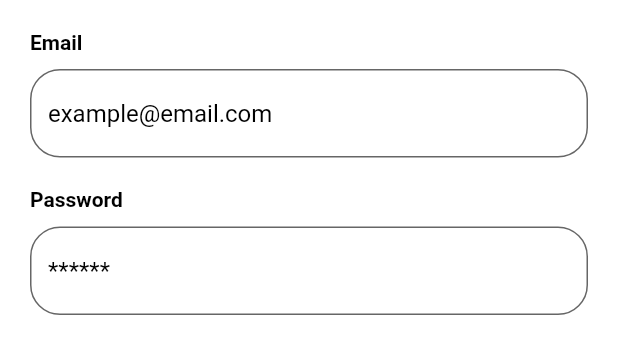
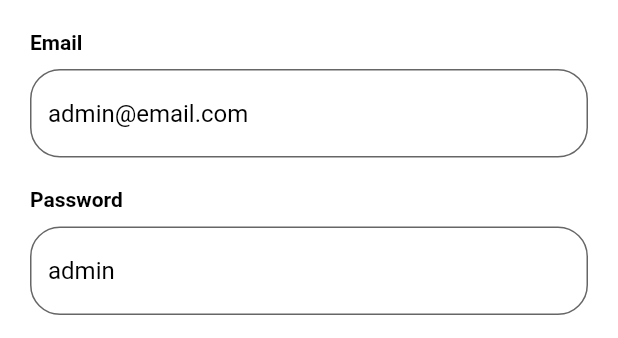
Before and after one commit to DangThanh2010/1_on_1_Learning_MobileApp, a Flutter app: the screen it shows after launch, after a tap on "Sign in", on a phone screen of 412 x 824 dp, the part 234-572 px from its top. Run offline on Flutter 3.47's test engine with Material 2 defaults, Android fonts, the phone set to English and light mode, and no system bars; our stand-ins replace shared_preferences, sqflite; missing offline and left inert: sign_button; accounts and stored records are empty.

Commit message:
Add database to save list tutor, list booking and list comment

```diff
--- a/let_tutor/lib/authentication/sign_in.dart
+++ b/let_tutor/lib/authentication/sign_in.dart
@@ -37,18 +37,18 @@ class _SignInState extends State<SignIn>{
       ),
     );
   }
-  void handleSignIn(){
+  void handleSignIn(Setting setting){
     if(email == "admin@email.com" && password == "admin"){
       setLoginStatus();
     }
     else{
       if(email == "" || password == ""){
-        showSnackBar("Email and password cannot be empty.");
+        showSnackBar(setting.language == "English" ? "Email and password cannot be empty." : 'Email và mật khẩu không được rỗng.');
       }else if(!validateEmail(email)){
-        showSnackBar("The email is not a valid email address.");
+        showSnackBar(setting.language == "English" ? "The email is not a valid email address." : 'Email không đúng định dạng.');
       }
       else{
-        showSnackBar("Email or password incorrectly.");
+        showSnackBar(setting.language == "English" ? "Email or password incorrectly." : 'Email hoặc mật khẩu không đúng.');
       }
     }
   }
@@ -71,10 +71,10 @@ class _SignInState extends State<SignIn>{
               width: 100,
               child: Image.asset('images/logo.png')
             ),
-            TextInput('Email','example@email.com', false, TextInputType.emailAddress, (String value){ setState(() {
+            TextInput('Email','admin@email.com', false, TextInputType.emailAddress, (String value){ setState(() {
               email = value;
             });} ),
-            TextInput(setting.language == "English" ? 'Password' : "Mật khẩu", '******', true, TextInputType.text, (String value){ setState(() {
+            TextInput(setting.language == "English" ? 'Password' : "Mật khẩu", 'admin', true, TextInputType.text, (String value){ setState(() {
               password = value;
             });} ),
             Container(
@@ -87,7 +87,7 @@ class _SignInState extends State<SignIn>{
                 child: Text(setting.language == "English" ? "Forgot Password?" : "Quên mật khẩu?"),
               )
             ),
-            Button(setting.language == "English" ? 'Sign in' : "Đăng nhập", handleSignIn),
+            Button(setting.language == "English" ? 'Sign in' : "Đăng nhập", () { handleSignIn(setting);}),
             SocialSignin(),
 
             Row(
--- a/let_tutor/lib/data/data.dart
+++ b/let_tutor/lib/data/data.dart
@@ -56,8 +56,8 @@ List<FeedbackDTO> listFeedbackDTO = [FeedbackDTO(1, 2, 5, 'Thank you for booking
                                     ];
 
 ListBookingDTO listBookingDTO = ListBookingDTO([BookingDTO(1, 1, DateTime(2021, 11, 28, 8, 0, 0, 0, 0), DateTime(2021, 11, 28, 8, 25, 0, 0, 0), false, false),
-                                              BookingDTO(2, 2, DateTime(2021, 12, 29, 8, 0, 0, 0, 0), DateTime(2021, 12, 29, 8, 30, 0, 0, 0), false, false),
-                                              BookingDTO(3, 3, DateTime(2021, 12, 30, 11, 0, 0, 0, 0), DateTime(2021, 12, 30, 11, 25, 0, 0, 0), false, false),]);
+                                              BookingDTO(2, 2, DateTime(2021, 12, 28, 8, 0, 0, 0, 0), DateTime(2021, 12, 28, 8, 30, 0, 0, 0), false, false),
+                                              BookingDTO(3, 3, DateTime(2021, 12, 29, 7, 5, 0, 0, 0), DateTime(2021, 12, 29, 7, 30, 0, 0, 0), false, false),]);
 
 List<ScheduleDTO> listScheduleDTO = [ScheduleDTO(1, 1, DateTime(2021, 12, 27, 8, 0, 0, 0, 0), DateTime(2021, 12, 27, 8, 30, 0, 0, 0)),
                                     ScheduleDTO(2, 1, DateTime(2021, 12, 27, 10, 15, 0, 0, 0), DateTime(2021, 12, 27, 10, 40, 0, 0, 0)),
--- /dev/null
+++ b/let_tutor/lib/data_access/booking_dao.dart
@@ -0,0 +1,25 @@
+import 'package:let_tutor/data_access/db.dart';
+import 'package:let_tutor/model/booking_dto.dart';
+
+
+class BookingDAO{
+  DB database = DB.instance;
+
+  Future insert(BookingDTO item) async{
+    await database.insert("Booking", item.toMap());
+  }
+
+  Future<List<BookingDTO>> getBookingList() async{
+    List<Map<String, dynamic>>? result = await database.getTable("Booking");
+
+    return List.generate(result!.length, (index) => BookingDTO(result[index]["id"], result[index]["idTutor"], DateTime.parse(result[index]["start"]), DateTime.parse(result[index]["end"]), result[index]["isCancel"] == 1 ? true : false, result[index]["isFeedbacked"] == 1 ? true : false));
+  }
+
+  Future delete(int id) async{
+    await database.delete("Booking", "id = ?", [id]);
+  }
+
+  Future update(int id, BookingDTO item) async{
+    await database.update("Booking", item.toMap(), "id = ?", [id]);
+  }
+}
--- /dev/null
+++ b/let_tutor/lib/data_access/comment_dao.dart
@@ -0,0 +1,24 @@
+import 'package:let_tutor/data_access/db.dart';
+import 'package:let_tutor/model/comment_dto.dart';
+
+class CommentDAO{
+  DB database = DB.instance;
+
+  Future insert(CommentDTO item) async{
+    await database.insert("Comment", item.toMap());
+  }
+
+  Future<List<CommentDTO>> getCommentList() async{
+    List<Map<String, dynamic>>? result = await database.getTable("Comment");
+
+    return List.generate(result!.length, (index) => CommentDTO(result[index]["id"], result[index]["idTutor"], result[index]["star"], result[index]["comment"], DateTime.parse(result[index]["dateTime"])));
+  }
+
+  Future delete(int id) async{
+    await database.delete("Comment", "id = ?", [id]);
+  }
+
+  Future update(int id, CommentDTO item) async{
+    await database.update("Commetn", item.toMap(), "id = ?", [id]);
+  }
+}
--- /dev/null
+++ b/let_tutor/lib/data_access/db.dart
@@ -0,0 +1,52 @@
+import 'dart:async';
+
+import 'package:path/path.dart';
+import 'package:sqflite/sqflite.dart';
+
+class DB{
+  static final DB _db = DB._internal();
+  DB._internal();
+  static DB get instance => _db;
+
+  Database? database;
+  final databaseName = "lettutor.db";
+
+  Future open(String databaseName) async{
+    database = await openDatabase(join(await getDatabasesPath(), databaseName), version: 1,
+      onCreate: (Database db, int version) async{
+        await db.execute("create table Tutor(id integer primary key, avatar text, name text, nation text, isFavourite integer, introduction text, education text, experience text, interests text, profession text)");
+        await db.execute("create table Booking(id integer primary key, idTutor integer, start text, end text, isCancel integer, isFeedbacked integer)");
+        await db.execute("create table Comment(id integer primary key, idTutor integer, star integer, comment text, dateTime text)");
+      });
+  }
+
+  Future insert(String tableName, dynamic item) async{
+    await open(databaseName);
+    await database?.insert(tableName, item);
+    await close();
+  }
+
+  Future<List<Map<String, dynamic>>?> getTable(String tableName) async{
+    await open(databaseName);
+    List<Map<String, dynamic>>? result = await database?.query(tableName);
+    await close();
+
+    return result;
+  }
+
+  Future delete(String tableName, String? where, List<Object?>? whereArgs) async{
+    await open(databaseName);
+    await database?.delete(tableName, where: where, whereArgs: whereArgs);
+    await close();
+  }
+
+  Future update(String tableName, dynamic item, String? where, List<Object?>? whereArgs) async{
+    await open(databaseName);
+    await database?.update(tableName, item, where: where, whereArgs: whereArgs);
+    await close();
+  }
+
+  Future close() async{
+    database?.close();
+  }
+}
--- /dev/null
+++ b/let_tutor/lib/data_access/tutor_dao.dart
@@ -0,0 +1,24 @@
+import 'package:let_tutor/data_access/db.dart';
+import 'package:let_tutor/model/tutor_dto.dart';
+
+class TutorDAO{
+  DB database = DB.instance;
+
+  Future insert(TutorDTO item) async {
+    await database.insert("Tutor", item.toMap());
+  }
+
+  Future<List<TutorDTO>> getTutorList() async{
+    List<Map<String, dynamic>>? result = await database.getTable("Tutor");
+
+    return List.generate(result!.length, (index) => TutorDTO(result[index]["id"], result[index]["avatar"], result[index]["name"], result[index]["nation"], result[index]["isFavourite"] == 1 ? true : false, result[index]["introduction"], result[index]["education"], result[index]["experience"], result[index]["interests"], result[index]["profession"],));
+  }
+
+  Future delete(int id) async{
+    await database.delete("Tutor", "id = ?", [id]);
+  }
+
+  Future update(int id, TutorDTO item) async{
+    await database.update("Tutor", item.toMap(), "id = ?", [id]);
+  }
+}
--- a/let_tutor/lib/main.dart
+++ b/let_tutor/lib/main.dart
@@ -1,17 +1,16 @@
 import 'package:flutter/material.dart';
 import 'package:let_tutor/advanced_settings/advanced_settings.dart';
 import 'package:let_tutor/authentication/forgot_password.dart';
-import 'package:let_tutor/authentication/sign_in.dart';
 import 'package:let_tutor/authentication/sign_up.dart';
 import 'package:let_tutor/become_a_tutor/become_a_tutor.dart';
 import 'package:let_tutor/booking_history/booking_history.dart';
-import 'package:let_tutor/course_detail/course_detail.dart';
-import 'package:let_tutor/courses/courses.dart';
 import 'package:let_tutor/data/data.dart';
+import 'package:let_tutor/data_access/booking_dao.dart';
+import 'package:let_tutor/data_access/comment_dao.dart';
+import 'package:let_tutor/data_access/tutor_dao.dart';
 import 'package:let_tutor/feedback_list/feedback_list.dart';
-import 'package:let_tutor/home/home.dart';
-import 'package:let_tutor/message/message.dart';
-import 'package:let_tutor/message_detail/message_detail.dart';
+import 'package:let_tutor/model/booking_dto.dart';
+import 'package:let_tutor/model/comment_dto.dart';
 import 'package:let_tutor/model/course_dto.dart';
 import 'package:let_tutor/model/feedback_dto.dart';
 import 'package:let_tutor/model/language_dto.dart';
@@ -23,24 +22,63 @@ import 'package:let_tutor/model/setting.dart';
 import 'package:let_tutor/model/specialty_dto.dart';
 import 'package:let_tutor/model/topic_dto.dart';
 import 'package:let_tutor/model/tutor_dto.dart';
+import 'package:let_tutor/myapp.dart';
 import 'package:let_tutor/profile/profile.dart';
 import 'package:let_tutor/session_history/session_history.dart';
-import 'package:let_tutor/settings/settings.dart';
-import 'package:let_tutor/tutor_detail/tutor_detail.dart';
-import 'package:let_tutor/tutors/tutors.dart';
-import 'package:let_tutor/upcoming/upcoming.dart';
 import 'package:let_tutor/video_conference/video_conference.dart';
 import 'package:provider/provider.dart';
 import 'package:shared_preferences/shared_preferences.dart';
 
-void main() {
-  runApp(App());
+void main() async {
+  WidgetsFlutterBinding.ensureInitialized();
+
+  TutorDAO tutorDAO = TutorDAO();
+  CommentDAO commentDAO = CommentDAO();
+  BookingDAO bookingDAO = BookingDAO();
+
+  List<TutorDTO> _listTutor = await tutorDAO.getTutorList();
+  ListTutorDTO listTutor;
+  if(_listTutor.isNotEmpty){
+    listTutor = ListTutorDTO(_listTutor);
+  }else{
+    listTutor = listTutorDTO;
+    for(int i = 0; i < listTutorDTO.list.length; i++){
+      await tutorDAO.insert(listTutorDTO.list[i]);
+    }
+  }
+
+  List<CommentDTO> _listComment = await commentDAO.getCommentList();
+  ListCommentDTO listComment;
+  if(_listComment.isNotEmpty){
+    listComment = ListCommentDTO(_listComment);
+  }else{
+    listComment = listCommentDTO;
+    for(int i = 0; i < listCommentDTO.list.length; i++){
+      await commentDAO.insert(listCommentDTO.list[i]);
+    }
+  }
+
+  List<BookingDTO> _listBooking = await bookingDAO.getBookingList();
+  ListBookingDTO listBooking;
+  if(_listBooking.isNotEmpty){
+    listBooking = ListBookingDTO(_listBooking);
+  }else{
+    listBooking = listBookingDTO;
+    for(int i = 0; i < listBookingDTO.list.length; i++){
+      await bookingDAO.insert(listBookingDTO.list[i]);
+    }
+  }
+
+  runApp(App(listTutor, listComment, listBooking));
 }
 
 class App extends StatelessWidget{
-  final ListTutorDTO listTutor = listTutorDTO;
-  final ListCommentDTO listComment = listCommentDTO;
-  final ListBookingDTO listBooking = listBookingDTO;
+  App(this.listTutor, this.listComment, this.listBooking);
+
+  final ListTutorDTO listTutor;
+  final ListCommentDTO listComment;
+  final ListBookingDTO listBooking;
+
   final List<LanguageDTO> listLanguage = listLanguageDTO;
   final List<SpecialtyDTO> listSpecialty = listSpecialtyDTO;
   final List<CourseDTO> listCourse = listCourseDTO;
@@ -51,6 +89,7 @@ class App extends StatelessWidget{
   @override
   Widget build(BuildContext context) {
     listBooking.list.sort((a, b) => a.start.compareTo(b.start));
+    listComment.list.sort((a, b) => a.dateTime.compareTo(b.dateTime));
 
     Setting setting = Setting("English", "White");
     SharedPreferences.getInstance().then((prefs){
@@ -91,109 +130,4 @@ class App extends StatelessWidget{
       )
     );
   }
-
 }
-
-class MyApp extends StatefulWidget{
-  @override
-  _MyAppState createState() => _MyAppState();
-
-}
-
-class _MyAppState extends State<MyApp> {
-  bool isLogin = false;
-  int selectedIndex = 0;
-
-  void setLoginStatus(){
-    setState(() {
-      isLogin = !isLogin;
-    });
-  }
-
-  void setSelectedIndex(int value){
-    setState(() {
-      selectedIndex = value;
-    });
-  }
-
-  Widget displayScreenWhenLoggedIn(){
-    if(selectedIndex == 0){
-      return Home(setSelectedIndex);
-    }
-    else if(selectedIndex == 1){
-      return Message();
-    }
-    else if(selectedIndex == 2){
-      return Upcoming();
-    }
-    else if(selectedIndex == 3){
-      return Tutors();
-    }
-    else if(selectedIndex == 4){
-      return Courses();
-    }
-    else {
-      return Settings(setLoginStatus, setSelectedIndex);
-    }
-  }
-
-  Widget displayScreen(Setting setting) {
-    if(!isLogin){
-      return SignIn(setLoginStatus);
-    }
-    else {
-      return Scaffold(
-        bottomNavigationBar: BottomNavigationBar(
-          items: [
-            BottomNavigationBarItem(
-              icon: const Icon(Icons.home),
-              label: setting.language == "English" ? 'Home' : "Trang chủ",
-              backgroundColor: setting.theme == "White" ? Colors.white : Colors.grey[800],
-            ),
-            BottomNavigationBarItem(
-              icon: const Icon(Icons.message),
-              label: setting.language == "English" ? 'Message' : "Tin nhắn",
-              backgroundColor: setting.theme == "White" ? Colors.white : Colors.grey[800],
-            ),
-            BottomNavigationBarItem(
-              icon: const Icon(Icons.access_time),
-              label: setting.language == "English" ? 'Upcoming' : "Sắp diễn ra",
-              backgroundColor: setting.theme == "White" ? Colors.white : Colors.grey[800],
-            ),
-            BottomNavigationBarItem(
-              icon: const Icon(Icons.people),
-              label: setting.language == "English" ? 'Tutors' : "Gia sư",
-              backgroundColor: setting.theme == "White" ? Colors.white : Colors.grey[800],
-            ),
-            BottomNavigationBarItem(
-              icon: const Icon(Icons.book),
-              label: setting.language == "English" ? 'Courses' : "Khóa học",
-              backgroundColor: setting.theme == "White" ? Colors.white : Colors.grey[800],
-            ),
-            BottomNavigationBarItem(
-              icon: const Icon(Icons.settings),
-              label: setting.language == "English" ? 'Settings' : "Cài đặt",
-              backgroundColor: setting.theme == "White" ? Colors.white : Colors.grey[800],
-            ),
-          ],
-          currentIndex: selectedIndex,
-          selectedItemColor: Colors.blue,
-          showUnselectedLabels: true,
-          unselectedItemColor: setting.theme == "White" ? Colors.grey : Colors.white,
-          unselectedLabelStyle: TextStyle(color: setting.theme == "White" ? Colors.grey : Colors.white),
-          onTap: (index) {
-            setState(() {
-              selectedIndex = index;
-            });
-          },
-        ),
-        body: displayScreenWhenLoggedIn(),
-      );
-    }
-  }
-  @override
-  Widget build(BuildContext context) {
-    Setting setting = context.watch<Setting>();
-    return displayScreen(setting);
-  }
-}
--- a/let_tutor/lib/model/booking_dto.dart
+++ b/let_tutor/lib/model/booking_dto.dart
@@ -7,4 +7,23 @@ class BookingDTO{
   final DateTime end;
   final bool isCancel;
   final bool isFeedbacked;
+
+  Map<String, dynamic> toMap(){
+    return{
+      "id": id,
+      "idTutor": idTutor,
+      "start": dateTimeToString(start),
+      "end": dateTimeToString(end),
+      "isCancel": isCancel ? 1 : 0,
+      "isFeedbacked": isFeedbacked ? 1 : 0,
+
+    };
+  }
 }
+
+String dateTimeToString(DateTime dateTime){
+  String result = "";
+  result += dateTime.year.toString() + '-' + (dateTime.month < 10 ? ("0" + dateTime.month.toString()) : dateTime.month.toString()) + '-' + (dateTime.day < 10 ? ("0" + dateTime.day.toString()) : dateTime.day.toString());
+  result += " " + (dateTime.hour < 10 ? ("0" + dateTime.hour.toString()) : dateTime.hour.toString()) + ':' + (dateTime.minute < 10 ? ("0" + dateTime.minute.toString()) : dateTime.minute.toString()) + ":00";
+  return result;
+}
--- a/let_tutor/lib/model/comment_dto.dart
+++ b/let_tutor/lib/model/comment_dto.dart
@@ -6,4 +6,21 @@ class CommentDTO{
   final int star;
   final String comment;
   final DateTime dateTime;
+
+   Map<String, dynamic> toMap(){
+    return{
+      "id": id,
+      "idTutor": idTutor,
+      "star": star,
+      "comment": comment,
+      "dateTime": dateTimeToString(dateTime)
+    };
+  }
 }
+
+String dateTimeToString(DateTime dateTime){
+  String result = "";
+  result += dateTime.year.toString() + '-' + (dateTime.month < 10 ? ("0" + dateTime.month.toString()) : dateTime.month.toString()) + '-' + (dateTime.day < 10 ? ("0" + dateTime.day.toString()) : dateTime.day.toString());
+  result += " " + (dateTime.hour < 10 ? ("0" + dateTime.hour.toString()) : dateTime.hour.toString()) + ':' + (dateTime.minute < 10 ? ("0" + dateTime.minute.toString()) : dateTime.minute.toString()) + ":00";
+  return result;
+}
--- a/let_tutor/lib/model/tutor_dto.dart
+++ b/let_tutor/lib/model/tutor_dto.dart
@@ -12,4 +12,19 @@ class TutorDTO {
   final String experience;
   final String interests;
   final String profession;
+
+  Map<String, dynamic> toMap(){
+    return{
+      "id": id,
+      "avatar": avatar,
+      "name": name,
+      "nation": nation,
+      "isFavourite": isFavourite ? 1 : 0,
+      "introduction": introduction,
+      "education": education,
+      "experience": experience,
+      "interests": interests,
+      "profession": profession
+    };
+  }
 }
--- /dev/null
+++ b/let_tutor/lib/myapp.dart
@@ -0,0 +1,114 @@
+import 'package:flutter/material.dart';
+import 'package:let_tutor/authentication/sign_in.dart';
+import 'package:let_tutor/courses/courses.dart';
+import 'package:let_tutor/home/home.dart';
+import 'package:let_tutor/message/message.dart';
+import 'package:let_tutor/model/setting.dart';
+import 'package:let_tutor/settings/settings.dart';
+import 'package:let_tutor/tutors/tutors.dart';
+import 'package:let_tutor/upcoming/upcoming.dart';
+import 'package:provider/provider.dart';
+
+class MyApp extends StatefulWidget{
+  @override
+  _MyAppState createState() => _MyAppState();
+
+}
+
+class _MyAppState extends State<MyApp> {
+  bool isLogin = false;
+  int selectedIndex = 0;
+
+  void setLoginStatus(){
+    setState(() {
+      isLogin = !isLogin;
+    });
+  }
+
+  void setSelectedIndex(int value){
+    setState(() {
+      selectedIndex = value;
+    });
+  }
+
+  Widget displayScreenWhenLoggedIn(){
+    if(selectedIndex == 0){
+      return Home(setSelectedIndex);
+    }
+    else if(selectedIndex == 1){
+      return Message();
+    }
+    else if(selectedIndex == 2){
+      return Upcoming();
+    }
+    else if(selectedIndex == 3){
+      return Tutors();
+    }
+    else if(selectedIndex == 4){
+      return Courses();
+    }
+    else {
+      return Settings(setLoginStatus, setSelectedIndex);
+    }
+  }
+
+  Widget displayScreen(Setting setting) {
+    if(!isLogin){
+      return SignIn(setLoginStatus);
+    }
+    else {
+      return Scaffold(
+        bottomNavigationBar: BottomNavigationBar(
+          items: [
+            BottomNavigationBarItem(
+              icon: const Icon(Icons.home),
+              label: setting.language == "English" ? 'Home' : "Trang chủ",
+              backgroundColor: setting.theme == "White" ? Colors.white : Colors.grey[800],
+            ),
+            BottomNavigationBarItem(
+              icon: const Icon(Icons.message),
+              label: setting.language == "English" ? 'Message' : "Tin nhắn",
+              backgroundColor: setting.theme == "White" ? Colors.white : Colors.grey[800],
+            ),
+            BottomNavigationBarItem(
+              icon: const Icon(Icons.access_time),
+              label: setting.language == "English" ? 'Upcoming' : "Sắp diễn ra",
+              backgroundColor: setting.theme == "White" ? Colors.white : Colors.grey[800],
+            ),
+            BottomNavigationBarItem(
+              icon: const Icon(Icons.people),
+              label: setting.language == "English" ? 'Tutors' : "Gia sư",
+              backgroundColor: setting.theme == "White" ? Colors.white : Colors.grey[800],
+            ),
+            BottomNavigationBarItem(
+              icon: const Icon(Icons.book),
+              label: setting.language == "English" ? 'Courses' : "Khóa học",
+              backgroundColor: setting.theme == "White" ? Colors.white : Colors.grey[800],
+            ),
+            BottomNavigationBarItem(
+              icon: const Icon(Icons.settings),
+              label: setting.language == "English" ? 'Settings' : "Cài đặt",
+              backgroundColor: setting.theme == "White" ? Colors.white : Colors.grey[800],
+            ),
+          ],
+          currentIndex: selectedIndex,
+          selectedItemColor: Colors.blue,
+          showUnselectedLabels: true,
+          unselectedItemColor: setting.theme == "White" ? Colors.grey : Colors.white,
+          unselectedLabelStyle: TextStyle(color: setting.theme == "White" ? Colors.grey : Colors.white),
+          onTap: (index) {
+            setState(() {
+              selectedIndex = index;
+            });
+          },
+        ),
+        body: displayScreenWhenLoggedIn(),
+      );
+    }
+  }
+  @override
+  Widget build(BuildContext context) {
+    Setting setting = context.watch<Setting>();
+    return displayScreen(setting);
+  }
+}
--- a/let_tutor/pubspec.yaml
+++ b/let_tutor/pubspec.yaml
@@ -38,6 +38,8 @@ dependencies:
   sign_button: ^2.0.1
   provider: ^6.0.1
   shared_preferences: ^2.0.9
+  sqflite:
+  path:
 
 dev_dependencies:
   flutter_test:
```
Also changed, not shown: let_tutor/lib/authentication/forgot_password.dart (+4 -4 lines), let_tutor/lib/authentication/sign_up.dart (+5 -5 lines), let_tutor/lib/home/tutor_card.dart (+10 -2 lines), let_tutor/lib/session_history/give_feedback_dialog.dart (+10 -1 lines), let_tutor/lib/tutor_detail/booking_dialog.dart (+8 -5 lines), let_tutor/lib/tutor_detail/tutor_detail.dart (+11 -1 lines), let_tutor/lib/upcoming/upcoming_card.dart (+6 -1 lines), let_tutor/pubspec.lock.
